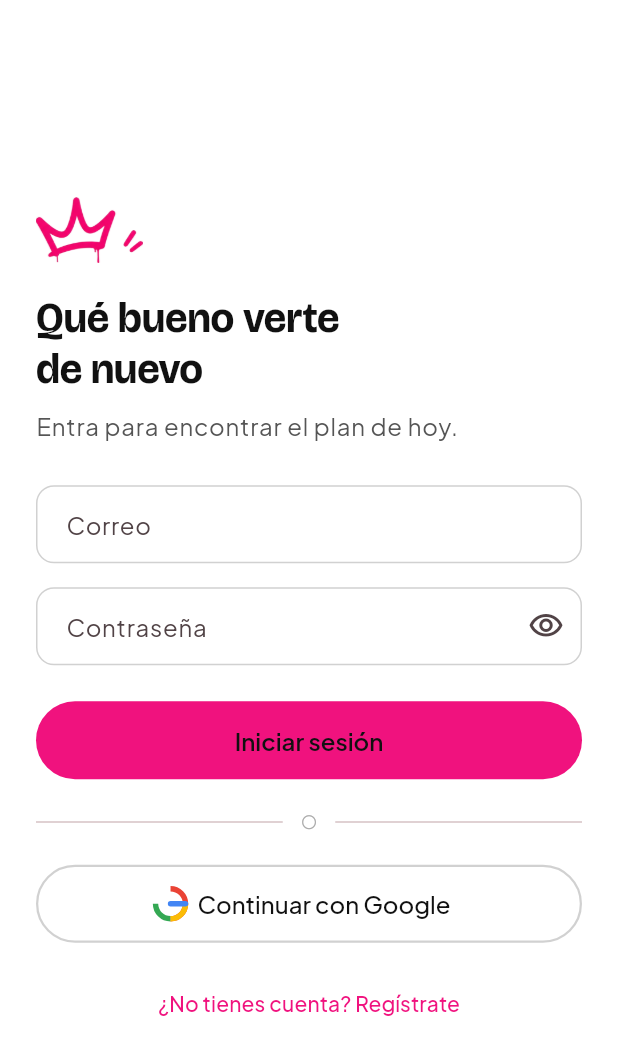
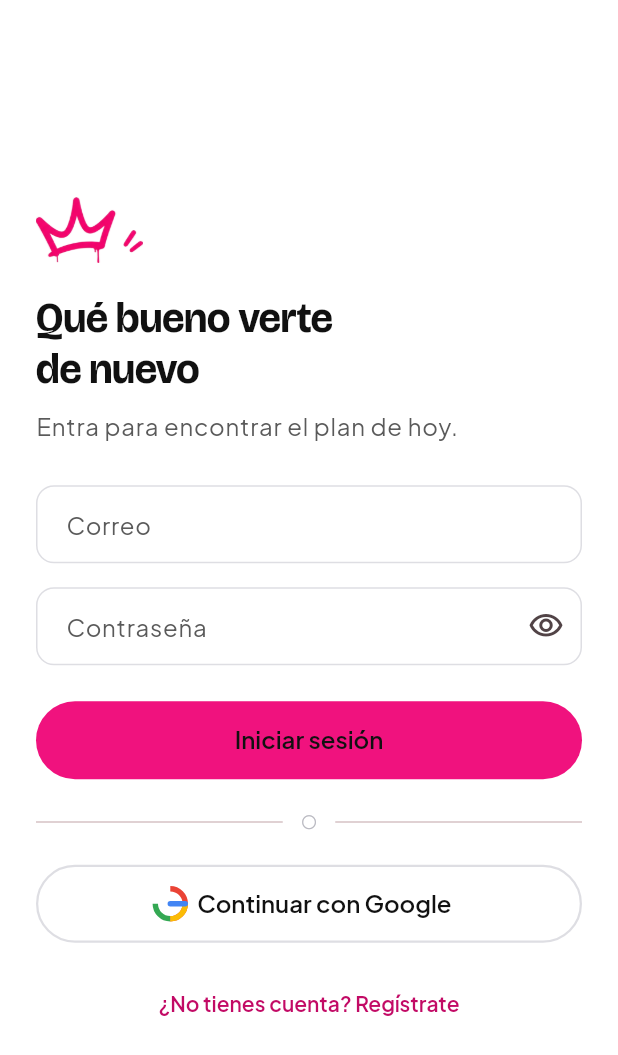
Before and after one commit to Desparcha2-SWNT/festa-mobile, a Flutter app: the screen it shows after launch, on a phone screen of 412 x 824 dp. Shown: the top 1055 px of the screen. Run offline on Flutter 3.47's test engine with Material 3 defaults, Android fonts, the phone set to English and light mode, and no system bars; our stand-ins replace dio, flutter_riverpod, flutter_secure_storage, go_router; accounts and stored records are empty.

Commit message:
feat(design): tokens del Figma como código y tema construido con ellos
Agrega lib/app/design (colores, espaciado, radios y estilos de texto del Figma, con README de
reglas para el equipo). FestaTheme los usa y las pantallas de acceso reemplazan los colores
sueltos por tokens.

```diff
--- /dev/null
+++ b/lib/app/design/colors.dart
@@ -0,0 +1,71 @@
+import 'package:flutter/painting.dart';
+
+/// Colores del Figma ("Festa — Diseño de la app", página Fundamentos).
+///
+/// Úsalos en vez de escribir `Color(0x...)` en las pantallas. Si el Figma cambia, se cambia aquí.
+/// Las dos capas del Figma se conservan: [FestaPalette] (primitivos) y [FestaColors] (semánticos,
+/// los que se usan en las pantallas).
+abstract final class FestaPalette {
+  static const magenta50 = Color(0xFFFFF2F8);
+  static const magenta100 = Color(0xFFFFE3F0);
+  static const magenta500 = Color(0xFFF0127E);
+  static const magenta700 = Color(0xFFC20A65);
+
+  static const ink900 = Color(0xFF111111);
+  static const ink700 = Color(0xFF3A3A3F);
+  static const ink500 = Color(0xFF5A5A5A);
+  static const ink300 = Color(0xFFB8B8C0);
+  static const ink200 = Color(0xFFDEDEE3);
+  static const ink100 = Color(0xFFF1F1F4);
+
+  static const paper = Color(0xFFFAFAFA);
+  static const white = Color(0xFFFFFFFF);
+
+  static const mint500 = Color(0xFF5CF2A8);
+  static const mint100 = Color(0xFFE6FFF3);
+  static const lilac200 = Color(0xFFD9CCFF);
+  static const purple500 = Color(0xFFA66CFF);
+  static const coral300 = Color(0xFFFF9EA6);
+  static const yellow400 = Color(0xFFFFD23F);
+  static const green600 = Color(0xFF1E9E5A);
+  static const red600 = Color(0xFFD64545);
+  static const amber700 = Color(0xFFB7791F);
+  static const red100 = Color(0xFFFBE4E1);
+}
+
+/// Colores semánticos (colección "Color" del Figma, modo Claro).
+abstract final class FestaColors {
+  // Fondos
+  static const bg = FestaPalette.white; // bg/default
+  static const bgSubtle = FestaPalette.paper; // bg/subtle
+  static const bgMuted = FestaPalette.ink100; // bg/muted
+  static const bgBrand = FestaPalette.magenta500; // bg/brand
+  static const bgBrandSoft = FestaPalette.magenta100; // bg/brand-soft
+  static const bgInverse = FestaPalette.ink900; // bg/inverse
+  static const bgIa = FestaPalette.lilac200; // bg/ia (lila = IA)
+  static const bgFree = FestaPalette.mint100; // bg/free (menta = gratis)
+  static const bgLive = FestaPalette.yellow400; // bg/live (amarillo = Parche en Vivo)
+  static const bgErrorSoft = FestaPalette.red100; // bg/error-soft
+
+  // Texto
+  static const textPrimary = FestaPalette.ink900; // text/primary
+  static const textSecondary = FestaPalette.ink500; // text/secondary
+  static const textDisabled = FestaPalette.ink300; // text/disabled
+  static const textOnBrand = FestaPalette.ink900; // text/on-brand: negro sobre magenta (AA 4,6:1)
+  static const textOnInverse = FestaPalette.white; // text/on-inverse
+  static const textBrand = FestaPalette.magenta700; // text/brand
+  static const textSuccess = FestaPalette.green600; // text/success
+  static const textError = FestaPalette.red600; // text/error
+
+  // Bordes
+  static const border = FestaPalette.ink200; // border/default
+  static const borderStrong = FestaPalette.ink900; // border/strong
+  static const borderBrand = FestaPalette.magenta500; // border/brand
+
+  // Retroalimentación y acentos
+  static const success = FestaPalette.green600; // feedback/success
+  static const error = FestaPalette.red600; // feedback/error
+  static const warning = FestaPalette.amber700; // feedback/warning
+  static const accentIa = FestaPalette.purple500; // accent/ia
+  static const accentCoral = FestaPalette.coral300; // accent/coral
+}
--- /dev/null
+++ b/lib/app/design/design.dart
@@ -0,0 +1,14 @@
+/// Sistema de diseño de Festa: tokens del Figma ("Festa — Diseño de la app").
+///
+/// Importa solo este archivo desde las pantallas:
+/// `import '<ruta>/app/design/design.dart';`
+///
+/// Reglas del equipo:
+/// - Nada de `Color(0x...)`, `Colors.*`, tamaños de fuente ni radios sueltos en las pantallas:
+///   usa [FestaColors], [FestaSpace], [FestaRadius] y `Theme.of(context).textTheme`.
+/// - Si falta un valor, se agrega primero al Figma (Fundamentos) y luego aquí, no al revés.
+library;
+
+export 'colors.dart';
+export 'spacing.dart';
+export 'typography.dart';
--- /dev/null
+++ b/lib/app/design/spacing.dart
@@ -0,0 +1,27 @@
+import 'package:flutter/painting.dart';
+
+/// Espaciado del Figma (colección "Espaciado"). Usa estos valores en `padding`, `SizedBox`, etc.
+abstract final class FestaSpace {
+  static const double xxs = 4; // space/2xs
+  static const double xs = 8; // space/xs
+  static const double sm = 12; // space/sm
+  static const double md = 16; // space/md
+  static const double lg = 20; // space/lg
+  static const double xl = 24; // space/xl
+  static const double xxl = 32; // space/2xl
+  static const double xxxl = 40; // space/3xl
+}
+
+/// Radios del Figma (colección "Radios").
+abstract final class FestaRadius {
+  static const double sm = 8; // radius/sm
+  static const double md = 12; // radius/md
+  static const double lg = 20; // radius/lg
+  static const double xl = 28; // radius/xl
+  static const double full = 999; // radius/full
+
+  static BorderRadius get smAll => BorderRadius.circular(sm);
+  static BorderRadius get mdAll => BorderRadius.circular(md);
+  static BorderRadius get lgAll => BorderRadius.circular(lg);
+  static BorderRadius get xlAll => BorderRadius.circular(xl);
+}
--- /dev/null
+++ b/lib/app/design/typography.dart
@@ -0,0 +1,98 @@
+import 'package:flutter/material.dart';
+
+import 'colors.dart';
+
+/// Estilos de texto del Figma (9 estilos). Títulos grandes en Bricolage Grotesque; el resto en
+/// Plus Jakarta Sans. Fuentes empaquetadas en `assets/fonts/` (ver `pubspec.yaml`).
+///
+/// Prefiere `Theme.of(context).textTheme` (ya está mapeado aquí); usa estos directamente solo
+/// cuando el estilo no tenga un equivalente en Material.
+abstract final class FestaText {
+  static const headingFont = 'BricolageGrotesque';
+  static const bodyFont = 'PlusJakartaSans';
+
+  static const displayL = TextStyle(
+    fontFamily: headingFont,
+    fontSize: 40,
+    height: 44 / 40,
+    fontWeight: FontWeight.w800,
+    letterSpacing: -0.5,
+    color: FestaColors.textPrimary,
+  );
+  static const titleL = TextStyle(
+    fontFamily: headingFont,
+    fontSize: 28,
+    height: 34 / 28,
+    fontWeight: FontWeight.w700,
+    letterSpacing: -0.3,
+    color: FestaColors.textPrimary,
+  );
+  static const titleM = TextStyle(
+    fontFamily: bodyFont,
+    fontSize: 20,
+    height: 26 / 20,
+    fontWeight: FontWeight.w700,
+    color: FestaColors.textPrimary,
+  );
+  static const titleS = TextStyle(
+    fontFamily: bodyFont,
+    fontSize: 16,
+    height: 22 / 16,
+    fontWeight: FontWeight.w700,
+    color: FestaColors.textPrimary,
+  );
+  static const bodyL = TextStyle(
+    fontFamily: bodyFont,
+    fontSize: 16,
+    height: 24 / 16,
+    fontWeight: FontWeight.w400,
+    color: FestaColors.textPrimary,
+  );
+  static const bodyM = TextStyle(
+    fontFamily: bodyFont,
+    fontSize: 14,
+    height: 20 / 14,
+    fontWeight: FontWeight.w400,
+    color: FestaColors.textPrimary,
+  );
+  static const labelL = TextStyle(
+    fontFamily: bodyFont,
+    fontSize: 16,
+    height: 20 / 16,
+    fontWeight: FontWeight.w600,
+    color: FestaColors.textPrimary,
+  );
+  static const labelM = TextStyle(
+    fontFamily: bodyFont,
+    fontSize: 14,
+    height: 18 / 14,
+    fontWeight: FontWeight.w600,
+    color: FestaColors.textPrimary,
+  );
+  static const caption = TextStyle(
+    fontFamily: bodyFont,
+    fontSize: 12,
+    height: 16 / 12,
+    fontWeight: FontWeight.w500,
+    letterSpacing: 0.2,
+    color: FestaColors.textSecondary,
+  );
+
+  /// Mapeo a los estilos de Material, para que `Theme.of(context).textTheme` ya traiga el Figma.
+  static const textTheme = TextTheme(
+    displayLarge: displayL,
+    displayMedium: titleL,
+    headlineLarge: titleL,
+    headlineMedium: titleL,
+    headlineSmall: titleM,
+    titleLarge: titleM,
+    titleMedium: titleS,
+    titleSmall: titleS,
+    bodyLarge: bodyL,
+    bodyMedium: bodyM,
+    bodySmall: caption,
+    labelLarge: labelL,
+    labelMedium: labelM,
+    labelSmall: caption,
+  );
+}
--- a/lib/app/theme.dart
+++ b/lib/app/theme.dart
@@ -1,71 +1,71 @@
 import 'package:flutter/material.dart';
 
-/// Tema base de Festa. Centraliza colores y estilos para que las pantallas no los repitan.
+import 'design/design.dart';
+
+/// Tema base de Festa, construido con los tokens del Figma (`lib/app/design/`).
+/// Las pantallas no deben repetir colores ni estilos: usan este tema y los tokens.
 abstract final class FestaTheme {
-  /// Magenta principal de Festa (#F0127E). Coincide con el logo y el Figma.
-  static const primary = Color(0xFFF0127E);
+  /// Magenta principal (#F0127E). Se conserva por compatibilidad: prefiere [FestaColors.bgBrand].
+  static const primary = FestaColors.bgBrand;
 
-  /// Tinta oscura para texto sobre fondo claro (#111111).
-  static const ink = Color(0xFF111111);
-
-  /// Títulos (Bricolage Grotesque) y texto (Plus Jakarta Sans), como en el Figma.
-  static const headingFont = 'BricolageGrotesque';
-  static const bodyFont = 'PlusJakartaSans';
+  /// Tinta (#111111). Se conserva por compatibilidad: prefiere [FestaColors.textPrimary].
+  static const ink = FestaColors.textPrimary;
 
   static ThemeData light() => _build(Brightness.light);
 
+  // El Figma solo define el modo claro; el oscuro queda pendiente. Mientras tanto la app siempre usa el claro.
   static ThemeData dark() => _build(Brightness.dark);
 
-  static TextTheme _textTheme(Brightness brightness) {
-    final base = ThemeData(brightness: brightness).textTheme.apply(fontFamily: bodyFont);
-    TextStyle? heading(TextStyle? style) => style?.copyWith(fontFamily: headingFont, fontWeight: FontWeight.w700);
-    return base.copyWith(
-      displayLarge: heading(base.displayLarge),
-      displayMedium: heading(base.displayMedium),
-      displaySmall: heading(base.displaySmall),
-      headlineLarge: heading(base.headlineLarge),
-      headlineMedium: heading(base.headlineMedium),
-      headlineSmall: heading(base.headlineSmall),
-      titleLarge: heading(base.titleLarge),
+  static ThemeData _build(Brightness brightness) {
+    final scheme = ColorScheme.fromSeed(
+      seedColor: FestaColors.bgBrand,
+      brightness: brightness,
+    ).copyWith(primary: FestaColors.bgBrand, onPrimary: FestaColors.textOnBrand, error: FestaColors.error);
+    OutlineInputBorder border(Color color, [double width = 1]) => OutlineInputBorder(
+      borderRadius: FestaRadius.mdAll,
+      borderSide: BorderSide(color: color, width: width),
     );
-  }
-
-  static ThemeData _build(Brightness brightness) => ThemeData(
-    fontFamily: bodyFont,
-    textTheme: _textTheme(brightness),
-    colorScheme: ColorScheme.fromSeed(seedColor: primary, brightness: brightness),
+    return ThemeData(
+      fontFamily: FestaText.bodyFont,
+      textTheme: FestaText.textTheme,
+      colorScheme: scheme,
+      scaffoldBackgroundColor: FestaColors.bg,
       inputDecorationTheme: InputDecorationTheme(
-      border: OutlineInputBorder(borderRadius: BorderRadius.circular(12)),
-      enabledBorder: OutlineInputBorder(
-        borderRadius: BorderRadius.circular(12),
-        borderSide: const BorderSide(color: Color(0xFFD1D1D1)),
-      ),
-      focusedBorder: OutlineInputBorder(
-        borderRadius: BorderRadius.circular(12),
-        borderSide: const BorderSide(color: primary, width: 2),
-      ),
+        border: border(FestaColors.border),
+        enabledBorder: border(FestaColors.border),
+        focusedBorder: border(FestaColors.borderBrand, 2),
+        errorBorder: border(FestaColors.error),
+        focusedErrorBorder: border(FestaColors.error, 2),
         filled: true,
-      fillColor: Colors.white,
-      contentPadding: const EdgeInsets.symmetric(horizontal: 16, vertical: 14),
+        fillColor: FestaColors.bg,
+        labelStyle: FestaText.bodyL.copyWith(color: FestaColors.textSecondary),
+        hintStyle: FestaText.bodyL.copyWith(color: FestaColors.textDisabled),
+        errorStyle: FestaText.caption.copyWith(color: FestaColors.textError),
+        contentPadding: const EdgeInsets.symmetric(horizontal: FestaSpace.md, vertical: 14),
       ),
       filledButtonTheme: FilledButtonThemeData(
         style: FilledButton.styleFrom(
           minimumSize: const Size(64, 52),
-        backgroundColor: primary,
-        foregroundColor: ink, // negro sobre magenta (cumple AA: 4.6:1)
+          backgroundColor: FestaColors.bgBrand,
+          foregroundColor: FestaColors.textOnBrand, // negro sobre magenta (AA)
+          disabledBackgroundColor: FestaColors.bgMuted,
+          disabledForegroundColor: FestaColors.textDisabled,
           shape: const StadiumBorder(),
-        textStyle: const TextStyle(fontFamily: bodyFont, fontSize: 16, fontWeight: FontWeight.w600),
+          textStyle: FestaText.labelL,
         ),
       ),
       outlinedButtonTheme: OutlinedButtonThemeData(
         style: OutlinedButton.styleFrom(
           minimumSize: const Size(64, 52),
-        foregroundColor: ink,
-        side: const BorderSide(color: Color(0xFFD1D1D1), width: 1.5),
+          foregroundColor: FestaColors.textPrimary,
+          side: const BorderSide(color: FestaColors.border, width: 1.5),
           shape: const StadiumBorder(),
-        textStyle: const TextStyle(fontFamily: bodyFont, fontSize: 16, fontWeight: FontWeight.w500),
+          textStyle: FestaText.labelL,
         ),
       ),
-    textButtonTheme: TextButtonThemeData(style: TextButton.styleFrom(foregroundColor: primary)),
+      textButtonTheme: TextButtonThemeData(
+        style: TextButton.styleFrom(foregroundColor: FestaColors.textBrand, textStyle: FestaText.labelM),
+      ),
     );
   }
+}
--- a/lib/features/auth/presentation/login_screen.dart
+++ b/lib/features/auth/presentation/login_screen.dart
@@ -2,6 +2,7 @@ import 'package:flutter/material.dart';
 import 'package:flutter_riverpod/flutter_riverpod.dart';
 import 'package:go_router/go_router.dart';
 
+import '../../../app/design/design.dart';
 import '../../../app/routes.dart';
 import '../../../core/network/api_exception.dart';
 import '../application/session_controller.dart';
@@ -141,16 +142,16 @@ class _CredentialsError extends StatelessWidget {
       child: Container(
         padding: const EdgeInsets.symmetric(horizontal: 14, vertical: 10),
         decoration: BoxDecoration(
-          color: const Color(0xFFFFF0F0),
+          color: FestaColors.bgErrorSoft,
           borderRadius: BorderRadius.circular(10),
-          border: Border.all(color: const Color(0xFFFFCDD2)),
+          border: Border.all(color: FestaColors.error),
         ),
         child: Row(
           children: [
-            const Icon(Icons.error_outline, color: Color(0xFFD32F2F), size: 18),
+            const Icon(Icons.error_outline, color: FestaColors.error, size: 18),
             const SizedBox(width: 8),
             Expanded(
-              child: Text(message, style: const TextStyle(color: Color(0xFFD32F2F), fontSize: 13)),
+              child: Text(message, style: const TextStyle(color: FestaColors.error, fontSize: 13)),
             ),
           ],
         ),
@@ -170,7 +171,7 @@ class _OrDivider extends StatelessWidget {
         Expanded(child: Divider()),
         Padding(
           padding: EdgeInsets.symmetric(horizontal: 12),
-          child: Text('○', style: TextStyle(color: Color(0xFFAAAAAA), fontSize: 12)),
+          child: Text('○', style: TextStyle(color: FestaColors.textDisabled, fontSize: 12)),
         ),
         Expanded(child: Divider()),
       ],
--- a/lib/features/auth/presentation/register_screen.dart
+++ b/lib/features/auth/presentation/register_screen.dart
@@ -2,8 +2,8 @@ import 'package:flutter/material.dart';
 import 'package:flutter_riverpod/flutter_riverpod.dart';
 import 'package:go_router/go_router.dart';
 
+import '../../../app/design/design.dart';
 import '../../../app/routes.dart';
-import '../../../app/theme.dart';
 import '../../../core/network/api_exception.dart';
 import '../../merchant/data/merchant_api.dart';
 import '../application/session_controller.dart';
@@ -376,17 +376,17 @@ class _RegisterScreenState extends ConsumerState<RegisterScreen> {
             // Placeholder del mapa (se implementa con Mapbox en la historia del mapa)
             Container(
               height: 140,
-              decoration: BoxDecoration(color: const Color(0xFFEEEEEE), borderRadius: BorderRadius.circular(12)),
+              decoration: BoxDecoration(color: FestaColors.bgMuted, borderRadius: BorderRadius.circular(12)),
               child: const Center(
                 child: Column(
                   mainAxisSize: MainAxisSize.min,
                   children: [
-                    Icon(Icons.location_on, color: FestaTheme.primary, size: 32),
+                    Icon(Icons.location_on, color: FestaColors.bgBrand, size: 32),
                     SizedBox(height: 4),
                     Text(
                       'Toca el mapa para fijar la ubicación exacta del lugar.',
                       textAlign: TextAlign.center,
-                      style: TextStyle(fontSize: 12, color: Color(0xFF888888)),
+                      style: TextStyle(fontSize: 12, color: FestaColors.textSecondary),
                     ),
                   ],
                 ),
@@ -405,18 +405,18 @@ class _RegisterScreenState extends ConsumerState<RegisterScreen> {
                   label: Text(cat),
                   selected: selected,
                   onSelected: (_) => setState(() => _category = cat),
-                  selectedColor: FestaTheme.primary,
+                  selectedColor: FestaColors.bgBrand,
                   labelStyle: TextStyle(
-                    color: selected ? FestaTheme.ink : null,
+                    color: selected ? FestaColors.textPrimary : null,
                     fontWeight: selected ? FontWeight.w600 : null,
                   ),
-                  checkmarkColor: FestaTheme.ink,
+                  checkmarkColor: FestaColors.textPrimary,
                 );
               }).toList(),
             ),
             if (categoryError) ...[
               const SizedBox(height: 6),
-              const Text('Selecciona una categoría.', style: TextStyle(color: Color(0xFFD32F2F), fontSize: 12)),
+              const Text('Selecciona una categoría.', style: TextStyle(color: FestaColors.error, fontSize: 12)),
             ],
             const SizedBox(height: 28),
             FilledButton(key: const Key('register.next2'), onPressed: _nextStep, child: const Text('Continuar')),
@@ -480,16 +480,16 @@ class _RegisterScreenState extends ConsumerState<RegisterScreen> {
             // Aviso de verificación manual (como en el Figma)
             Container(
               padding: const EdgeInsets.all(12),
-              decoration: BoxDecoration(color: const Color(0xFFF3EEFF), borderRadius: BorderRadius.circular(10)),
+              decoration: BoxDecoration(color: FestaColors.bgIa, borderRadius: BorderRadius.circular(10)),
               child: const Row(
                 crossAxisAlignment: CrossAxisAlignment.start,
                 children: [
-                  Icon(Icons.info_outline, size: 18, color: Color(0xFF7C4DFF)),
+                  Icon(Icons.info_outline, size: 18, color: FestaColors.accentIa),
                   SizedBox(width: 8),
                   Expanded(
                     child: Text(
                       'Al terminar crearemos tu cuenta y el equipo de Festa revisará tu comercio a mano. Te avisamos el resultado.',
-                      style: TextStyle(fontSize: 12, color: Color(0xFF5C5C5C)),
+                      style: TextStyle(fontSize: 12, color: FestaColors.textSecondary),
                     ),
                   ),
                 ],
@@ -531,11 +531,11 @@ class _AccountTypeSelector extends StatelessWidget {
         visualDensity: VisualDensity.compact,
         padding: const WidgetStatePropertyAll(EdgeInsets.symmetric(horizontal: 8)),
         backgroundColor: WidgetStateProperty.resolveWith((states) {
-          if (states.contains(WidgetState.selected)) return FestaTheme.primary;
+          if (states.contains(WidgetState.selected)) return FestaColors.bgBrand;
           return null;
         }),
         foregroundColor: WidgetStateProperty.resolveWith((states) {
-          if (states.contains(WidgetState.selected)) return FestaTheme.ink;
+          if (states.contains(WidgetState.selected)) return FestaColors.textPrimary;
           return null;
         }),
       ),
@@ -558,13 +558,13 @@ class _StepIndicator extends StatelessWidget {
         children: [
           Text(
             'Paso $current de $total',
-            style: const TextStyle(color: FestaTheme.primary, fontWeight: FontWeight.w600, fontSize: 13),
+            style: const TextStyle(color: FestaColors.bgBrand, fontWeight: FontWeight.w600, fontSize: 13),
           ),
           const SizedBox(width: 6),
           Expanded(
             child: Text(
               '· $label',
-              style: const TextStyle(color: Color(0xFF888888), fontSize: 13),
+              style: const TextStyle(color: FestaColors.textSecondary, fontSize: 13),
               overflow: TextOverflow.ellipsis,
             ),
           ),
@@ -608,11 +608,11 @@ class _ProposalBadge extends StatelessWidget {
           margin: const EdgeInsets.only(bottom: 4),
           padding: const EdgeInsets.symmetric(horizontal: 8, vertical: 2),
           decoration: BoxDecoration(
-            color: const Color(0xFFFFF3E0),
+            color: FestaColors.bgLive,
             borderRadius: BorderRadius.circular(4),
-            border: Border.all(color: const Color(0xFFFFCC80)),
+            border: Border.all(color: FestaColors.bgLive),
           ),
-          child: const Text('Propuesta', style: TextStyle(fontSize: 11, color: Color(0xFFE65100))),
+          child: const Text('Propuesta', style: TextStyle(fontSize: 11, color: FestaColors.textPrimary)),
         ),
         child,
       ],
@@ -649,7 +649,7 @@ class _PrivacyCheckbox extends StatelessWidget {
                 : null,
             title: const Text(_privacyText, style: TextStyle(fontSize: 13)),
           ),
-          if (field.hasError) Text(field.errorText!, style: const TextStyle(color: Color(0xFFD32F2F), fontSize: 12)),
+          if (field.hasError) Text(field.errorText!, style: const TextStyle(color: FestaColors.error, fontSize: 12)),
         ],
       ),
     );
@@ -668,16 +668,16 @@ class _ErrorBanner extends StatelessWidget {
       child: Container(
         padding: const EdgeInsets.symmetric(horizontal: 14, vertical: 10),
         decoration: BoxDecoration(
-          color: const Color(0xFFFFF0F0),
+          color: FestaColors.bgErrorSoft,
           borderRadius: BorderRadius.circular(10),
-          border: Border.all(color: const Color(0xFFFFCDD2)),
+          border: Border.all(color: FestaColors.error),
         ),
         child: Row(
           children: [
-            const Icon(Icons.error_outline, color: Color(0xFFD32F2F), size: 18),
+            const Icon(Icons.error_outline, color: FestaColors.error, size: 18),
             const SizedBox(width: 8),
             Expanded(
-              child: Text(message, style: const TextStyle(color: Color(0xFFD32F2F), fontSize: 13)),
+              child: Text(message, style: const TextStyle(color: FestaColors.error, fontSize: 13)),
             ),
           ],
         ),
--- a/lib/features/auth/presentation/widgets/auth_scaffold.dart
+++ b/lib/features/auth/presentation/widgets/auth_scaffold.dart
@@ -1,6 +1,6 @@
 import 'package:flutter/material.dart';
 
-import '../../../../app/theme.dart';
+import '../../../../app/design/design.dart';
 
 /// Estructura común de las pantallas de acceso (login, registro).
 /// Muestra la corona de Festa, título grande, subtítulo y el formulario centrado.
@@ -16,7 +16,7 @@ class AuthScaffold extends StatelessWidget {
   Widget build(BuildContext context) {
     final theme = Theme.of(context);
     return Scaffold(
-      backgroundColor: Colors.white,
+      backgroundColor: FestaColors.bg,
       body: SafeArea(
         child: Center(
           child: SingleChildScrollView(
@@ -32,13 +32,13 @@ class AuthScaffold extends StatelessWidget {
                   Text(
                     title,
                     style: theme.textTheme.headlineMedium?.copyWith(
-                      color: FestaTheme.ink,
+                      color: FestaColors.textPrimary,
                       fontWeight: FontWeight.w700,
                       height: 1.2,
                     ),
                   ),
                   const SizedBox(height: 8),
-                  Text(subtitle, style: theme.textTheme.bodyLarge?.copyWith(color: const Color(0xFF555555))),
+                  Text(subtitle, style: theme.textTheme.bodyLarge?.copyWith(color: FestaColors.textSecondary)),
                   const SizedBox(height: 28),
                   if (errorMessage != null) ...[_ErrorBanner(message: errorMessage!), const SizedBox(height: 16)],
                   child,
@@ -79,18 +79,18 @@ class _ErrorBanner extends StatelessWidget {
       liveRegion: true,
       child: DecoratedBox(
         decoration: BoxDecoration(
-          color: const Color(0xFFFFF0F0),
+          color: FestaColors.bgErrorSoft,
           borderRadius: BorderRadius.circular(12),
-          border: Border.all(color: const Color(0xFFFFCDD2)),
+          border: Border.all(color: FestaColors.error),
         ),
         child: Padding(
           padding: const EdgeInsets.symmetric(horizontal: 14, vertical: 12),
           child: Row(
             children: [
-              const Icon(Icons.error_outline, color: Color(0xFFD32F2F), size: 20),
+              const Icon(Icons.error_outline, color: FestaColors.error, size: 20),
               const SizedBox(width: 10),
               Expanded(
-                child: Text(message, style: const TextStyle(color: Color(0xFFD32F2F), fontSize: 14)),
+                child: Text(message, style: const TextStyle(color: FestaColors.error, fontSize: 14)),
               ),
             ],
           ),
--- a/lib/features/splash/presentation/splash_screen.dart
+++ b/lib/features/splash/presentation/splash_screen.dart
@@ -1,4 +1,6 @@
 import 'package:flutter/material.dart';
+
+import '../../../app/design/design.dart';
 
 /// Pantalla de splash (Etiqueta 1 · Splash del Figma).
 ///
@@ -11,7 +13,7 @@ class SplashScreen extends StatelessWidget {
   @override
   Widget build(BuildContext context) {
     return const Scaffold(
-      backgroundColor: Colors.white,
+      backgroundColor: FestaColors.bg,
       body: SafeArea(
         child: Center(
           child: Column(
@@ -22,7 +24,7 @@ class SplashScreen extends StatelessWidget {
               SizedBox(height: 24),
               Text(
                 'Menos buscar, más vivir la ciudad.',
-                style: TextStyle(fontSize: 15, color: Color(0xFF555555), letterSpacing: 0.1),
+                style: TextStyle(fontSize: 15, color: FestaColors.textSecondary, letterSpacing: 0.1),
               ),
             ],
           ),
```
Also changed, not shown: 1 other file. Lines whose indentation alone changed are shown as unchanged.
